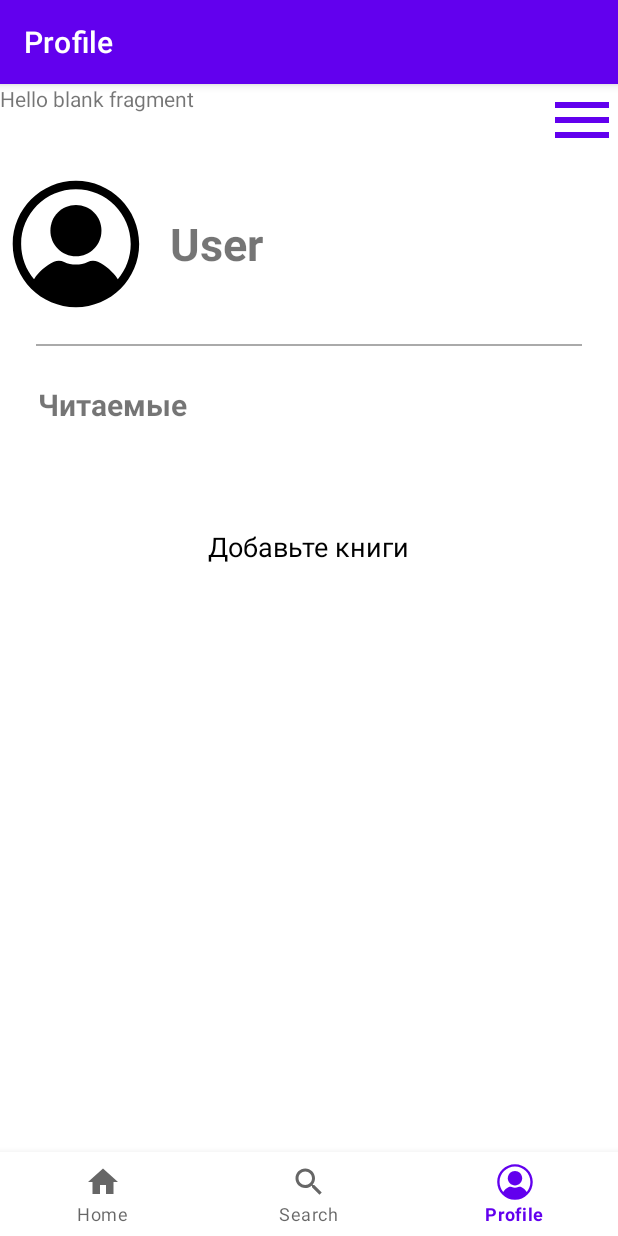
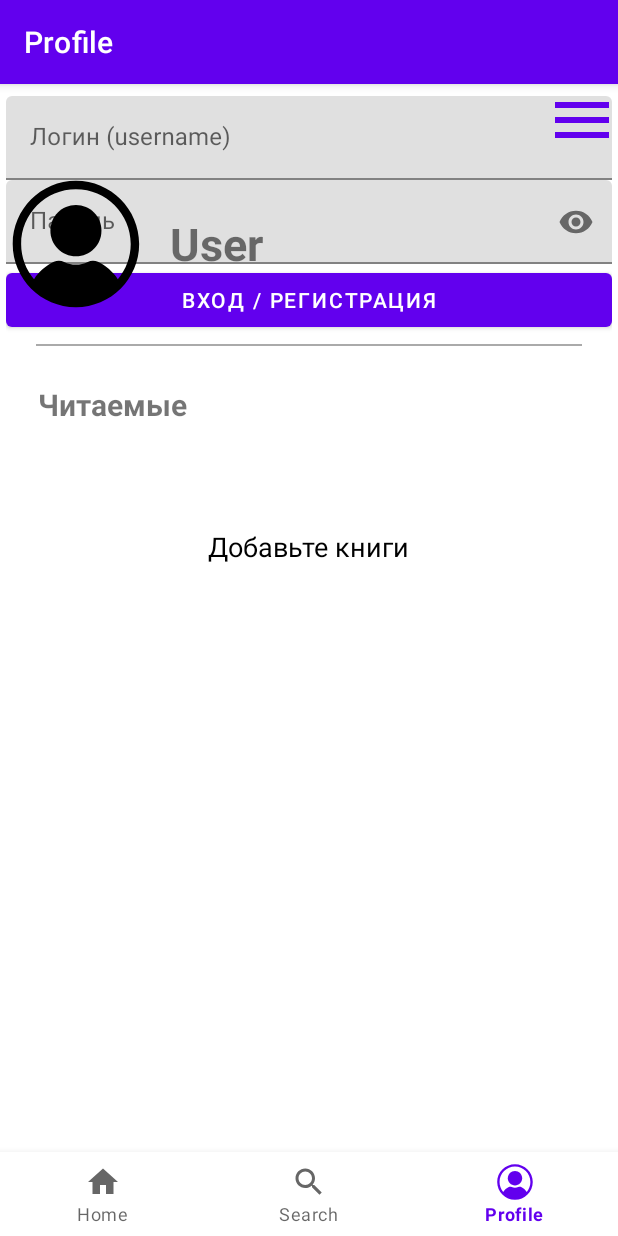
Before and after one commit to 60letamozgovnet/firstAndroidApp, an Android app: the fragment LoginFragment placed in its activity, item 3 of the bottom bar chosen, on a phone screen of 412 x 824 dp. Run offline under Robolectric (Android 15) with nearby library versions, the phone set to English and light mode, and no system bars; our stand-ins replace navigation-ui.

```diff
--- a/app/build.gradle.kts
+++ b/app/build.gradle.kts
@@ -45,6 +45,7 @@ dependencies {
     //implementation(kotlin("stdlib-jdk8"))
     //implementation("com.zaxxer:HikariCP:4.0.3")
     val retrofit_version = "2.9.0"
+
     implementation("com.squareup.retrofit2:retrofit:$retrofit_version")
     implementation("com.squareup.retrofit2:converter-gson:$retrofit_version")
 
--- a/app/src/main/java/com/example/app2/ui/home/HomeFragment.kt
+++ b/app/src/main/java/com/example/app2/ui/home/HomeFragment.kt
@@ -56,7 +56,7 @@ class HomeFragment : Fragment(), NoteAdapter.Listener {
                     dialogBinding.findViewById<EditText>(R.id.titleBk).text.toString(),
                     dialogBinding.findViewById<EditText>(R.id.note).text.toString(),
                     if (dialogBinding.findViewById<EditText>(R.id.countPages).text.toString() == ""){
-                        123123
+                        1
                     }
                     else{
                         dialogBinding.findViewById<EditText>(R.id.countPages).text.toString().toInt()
--- a/app/src/main/java/com/example/app2/ui/profile/LoginFragment.kt
+++ b/app/src/main/java/com/example/app2/ui/profile/LoginFragment.kt
@@ -5,7 +5,16 @@ import androidx.fragment.app.Fragment
 import android.view.LayoutInflater
 import android.view.View
 import android.view.ViewGroup
+import android.widget.Button
+import android.widget.EditText
+import android.widget.ToggleButton
+import androidx.core.content.ContextCompat
+import com.example.app2.GlobalDataBase
 import com.example.app2.R
+import com.example.app2.retrofit.Auth
+import kotlinx.coroutines.CoroutineScope
+import kotlinx.coroutines.Dispatchers
+import kotlinx.coroutines.launch
 
 class LoginFragment : Fragment() {
     override fun onCreateView(
@@ -13,7 +22,17 @@ class LoginFragment : Fragment() {
         savedInstanceState: Bundle?
     ): View? {
         // Inflate the layout for this fragment
-        return inflater.inflate(R.layout.fragment_login, container, false)
+        val view = inflater.inflate(R.layout.fragment_login, container, false)
+        val username: EditText = view.findViewById(R.id.username)
+        val passLine: EditText = view.findViewById(R.id.password)
+        val btnSignIn: Button = view.findViewById(R.id.signIn)
+        btnSignIn.setOnClickListener {
+            CoroutineScope(Dispatchers.IO).launch {
+                GlobalDataBase().logIn(Auth(username.text.toString(), passLine.text.toString()))
+                GlobalDataBase().regI(Auth(username.text.toString(), passLine.text.toString()))
+            }
+        }
+        return view
     }
 
 }
--- a/app/src/main/java/com/example/app2/ui/profile/NavFragment.kt
+++ b/app/src/main/java/com/example/app2/ui/profile/NavFragment.kt
@@ -38,16 +38,16 @@ class NavFragment : Fragment(), BookAdapter.Listener {
         var genre: String = ""
         var title: String = ""
         for(i in 0 until file.size){
-            if (i % 3 == 1){
+            if (i % 3 == 0){
                 if (author.isNotEmpty() and genre.isNotEmpty() and title.isNotEmpty()){
                     adapter_readable.addBook(Book(title, author, genre))
                 }
                 title = file[i]
             }
-            else if(i % 3 == 2){
+            else if(i % 3 == 1){
                 author = file[i]
             }
-            else if(i % 3 == 0){
+            else if(i % 3 == 2){
                 genre = file[i]
             }
         }
@@ -81,15 +81,12 @@ class NavFragment : Fragment(), BookAdapter.Listener {
         fileInputStream = requireActivity().openFileInput(file)
         val inputStreamReader = InputStreamReader(fileInputStream)
         val bufferedReader = BufferedReader(inputStreamReader)
-
         val stringBuilder: StringBuilder = StringBuilder()
         var text: String? = null
         while ({ text = bufferedReader.readLine(); text }() != null) {
             stringBuilder.append(text)
             stringBuilder.append("\n")
-
         }
-
         return stringBuilder.toString()
     }
 }
--- a/app/src/main/res/layout/fragment_login.xml
+++ b/app/src/main/res/layout/fragment_login.xml
@@ -1,14 +1,66 @@
 <?xml version="1.0" encoding="utf-8"?>
-<FrameLayout xmlns:android="http://schemas.android.com/apk/res/android"
+<androidx.constraintlayout.widget.ConstraintLayout xmlns:android="http://schemas.android.com/apk/res/android"
+    xmlns:app="http://schemas.android.com/apk/res-auto"
     xmlns:tools="http://schemas.android.com/tools"
     android:layout_width="match_parent"
     android:layout_height="match_parent"
+    android:background="#000000"
+    android:backgroundTint="#00FFFFFF"
     tools:context=".ui.profile.LoginFragment">
 
-    <!-- TODO: Update blank fragment layout -->
-    <TextView
-        android:layout_width="match_parent"
-        android:layout_height="match_parent"
-        android:text="@string/hello_blank_fragment" />
+    <LinearLayout
+        android:layout_width="0dp"
+        android:layout_height="wrap_content"
+        android:layout_marginLeft="4dp"
+        android:layout_marginTop="8dp"
+        android:layout_marginRight="4dp"
+        android:background="#FFFFFF"
+        android:orientation="vertical"
+        app:layout_constraintBottom_toBottomOf="parent"
+        app:layout_constraintEnd_toEndOf="parent"
+        app:layout_constraintHorizontal_bias="1.0"
+        app:layout_constraintStart_toStartOf="parent"
+        app:layout_constraintTop_toTopOf="parent"
+        app:layout_constraintVertical_bias="0.0"
+        tools:ignore="MissingConstraints">
 
-</FrameLayout>
+
+        <com.google.android.material.textfield.TextInputLayout
+            android:layout_width="match_parent"
+            android:layout_height="wrap_content"
+
+            android:gravity="center"
+            app:passwordToggleEnabled="false">
+
+            <EditText
+                android:id="@+id/username"
+                android:layout_width="match_parent"
+                android:layout_height="wrap_content"
+                android:ems="16"
+                android:hint="Логин (username)"
+                android:inputType="text" />
+        </com.google.android.material.textfield.TextInputLayout>
+
+        <com.google.android.material.textfield.TextInputLayout
+            android:layout_width="match_parent"
+            android:layout_height="wrap_content"
+            android:gravity="center"
+            app:passwordToggleEnabled="true">
+
+            <EditText
+                android:id="@+id/password"
+                android:layout_width="match_parent"
+                android:layout_height="wrap_content"
+                android:hint="Пароль"
+                android:inputType="textPassword" />
+
+        </com.google.android.material.textfield.TextInputLayout>
+
+        <Button
+            android:id="@+id/signIn"
+            android:layout_width="match_parent"
+            android:layout_height="wrap_content"
+            android:text="Вход / Регистрация" />
+
+    </LinearLayout>
+</androidx.constraintlayout.widget.ConstraintLayout>
```
Also changed, not shown: app/src/main/res/drawable/eye_closed.xml (added, +21 -0 lines), app/src/main/res/drawable/eye_com.xml (added, +7 -0 lines), app/src/main/res/drawable/ic_toggle_pass.xml (added, +7 -0 lines).
